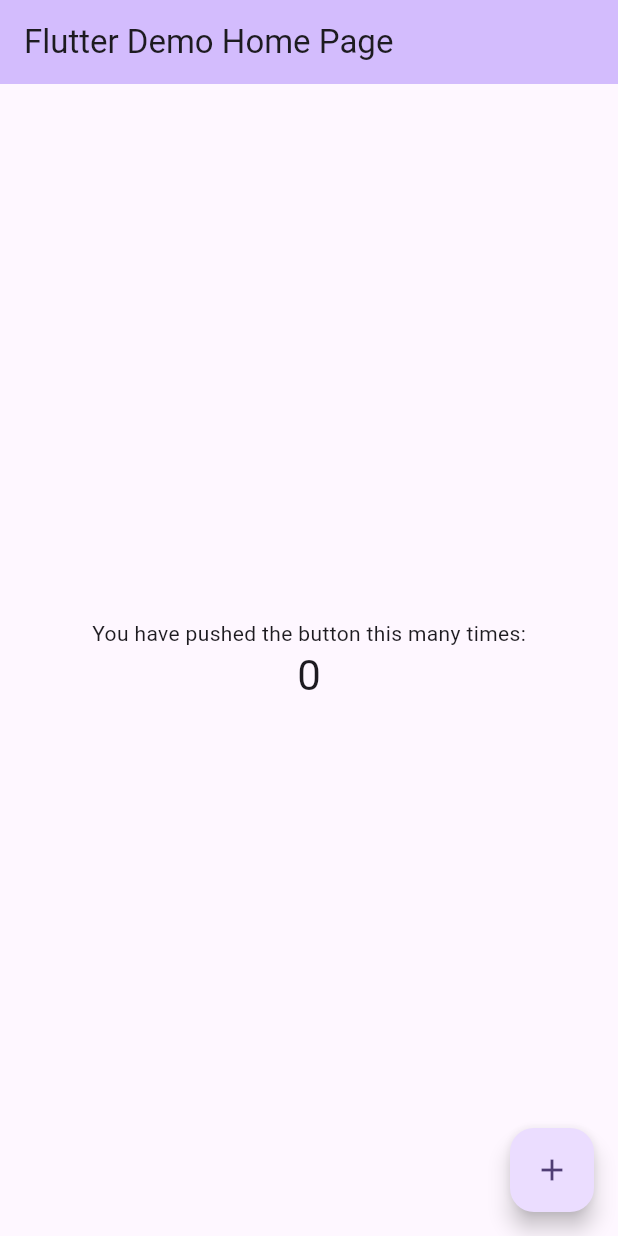
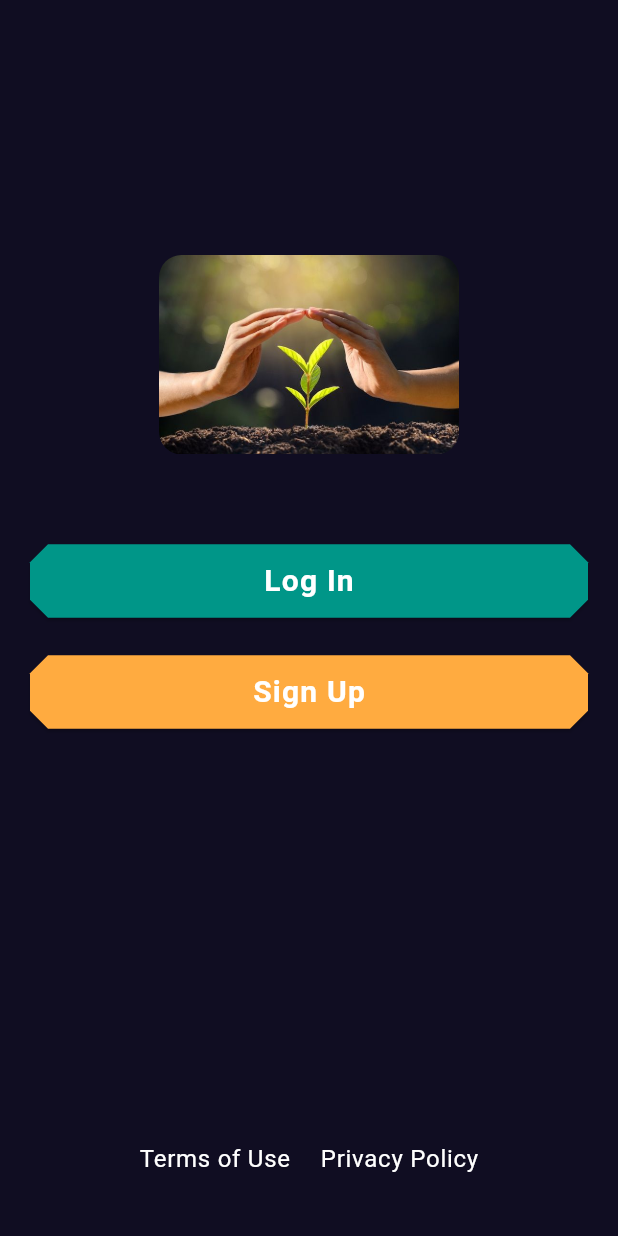
Before and after one commit to Kheti-Sahayak/Kheti-Shayak-2, a Flutter app: the screen it shows after launch, on a phone screen of 412 x 824 dp. Run offline on Flutter 3.47's test engine with Material 3 defaults, Android fonts, the phone set to English and light mode, and no system bars.

Commit message:
login-signUp screen modified and project structure specified

```diff
--- a/lib/main.dart
+++ b/lib/main.dart
@@ -1,4 +1,6 @@
 import 'package:flutter/material.dart';
+import 'package:kheti_shayak_my_version/screens/auth/login_signup_screen.dart';
+import 'package:kheti_shayak_my_version/utils/colors.dart';
 
 void main() {
   runApp(const MyApp());
@@ -7,119 +9,17 @@ void main() {
 class MyApp extends StatelessWidget {
   const MyApp({super.key});
 
-  // This widget is the root of your application.
   @override
   Widget build(BuildContext context) {
     return MaterialApp(
+      debugShowCheckedModeBanner: false,
       title: 'Flutter Demo',
       theme: ThemeData(
-        // This is the theme of your application.
-        //
-        // TRY THIS: Try running your application with "flutter run". You'll see
-        // the application has a blue toolbar. Then, without quitting the app,
-        // try changing the seedColor in the colorScheme below to Colors.green
-        // and then invoke "hot reload" (save your changes or press the "hot
-        // reload" button in a Flutter-supported IDE, or press "r" if you used
-        // the command line to start the app).
-        //
-        // Notice that the counter didn't reset back to zero; the application
-        // state is not lost during the reload. To reset the state, use hot
-        // restart instead.
-        //
-        // This works for code too, not just values: Most code changes can be
-        // tested with just a hot reload.
-        colorScheme: ColorScheme.fromSeed(seedColor: Colors.deepPurple),
+        scaffoldBackgroundColor: bgColor,
+        appBarTheme: const AppBarTheme(color: appBarColor),
         useMaterial3: true,
       ),
-      home: const MyHomePage(title: 'Flutter Demo Home Page'),
+      home: const LoginSignupScreen(),
     );
   }
 }
-
-class MyHomePage extends StatefulWidget {
-  const MyHomePage({super.key, required this.title});
-
-  // This widget is the home page of your application. It is stateful, meaning
-  // that it has a State object (defined below) that contains fields that affect
-  // how it looks.
-
-  // This class is the configuration for the state. It holds the values (in this
-  // case the title) provided by the parent (in this case the App widget) and
-  // used by the build method of the State. Fields in a Widget subclass are
-  // always marked "final".
-
-  final String title;
-
-  @override
-  State<MyHomePage> createState() => _MyHomePageState();
-}
-
-class _MyHomePageState extends State<MyHomePage> {
-  int _counter = 0;
-
-  void _incrementCounter() {
-    setState(() {
-      // This call to setState tells the Flutter framework that something has
-      // changed in this State, which causes it to rerun the build method below
-      // so that the display can reflect the updated values. If we changed
-      // _counter without calling setState(), then the build method would not be
-      // called again, and so nothing would appear to happen.
-      _counter++;
-    });
-  }
-
-  @override
-  Widget build(BuildContext context) {
-    // This method is rerun every time setState is called, for instance as done
-    // by the _incrementCounter method above.
-    //
-    // The Flutter framework has been optimized to make rerunning build methods
-    // fast, so that you can just rebuild anything that needs updating rather
-    // than having to individually change instances of widgets.
-    return Scaffold(
-      appBar: AppBar(
-        // TRY THIS: Try changing the color here to a specific color (to
-        // Colors.amber, perhaps?) and trigger a hot reload to see the AppBar
-        // change color while the other colors stay the same.
-        backgroundColor: Theme.of(context).colorScheme.inversePrimary,
-        // Here we take the value from the MyHomePage object that was created by
-        // the App.build method, and use it to set our appbar title.
-        title: Text(widget.title),
-      ),
-      body: Center(
-        // Center is a layout widget. It takes a single child and positions it
-        // in the middle of the parent.
-        child: Column(
-          // Column is also a layout widget. It takes a list of children and
-          // arranges them vertically. By default, it sizes itself to fit its
-          // children horizontally, and tries to be as tall as its parent.
-          //
-          // Column has various properties to control how it sizes itself and
-          // how it positions its children. Here we use mainAxisAlignment to
-          // center the children vertically; the main axis here is the vertical
-          // axis because Columns are vertical (the cross axis would be
-          // horizontal).
-          //
-          // TRY THIS: Invoke "debug painting" (choose the "Toggle Debug Paint"
-          // action in the IDE, or press "p" in the console), to see the
-          // wireframe for each widget.
-          mainAxisAlignment: MainAxisAlignment.center,
-          children: <Widget>[
-            const Text(
-              'You have pushed the button this many times:',
-            ),
-            Text(
-              '$_counter',
-              style: Theme.of(context).textTheme.headlineMedium,
-            ),
-          ],
-        ),
-      ),
-      floatingActionButton: FloatingActionButton(
-        onPressed: _incrementCounter,
-        tooltip: 'Increment',
-        child: const Icon(Icons.add),
-      ), // This trailing comma makes auto-formatting nicer for build methods.
-    );
-  }
-}
--- /dev/null
+++ b/lib/screens/auth/login_signup_screen.dart
@@ -0,0 +1,88 @@
+import 'package:flutter/material.dart';
+import 'package:kheti_shayak_my_version/screens/auth/signup_screen.dart';
+import 'package:kheti_shayak_my_version/widgets/top_logo.dart';
+
+import '../../widgets/custom_button.dart';
+import 'login_screen.dart';
+
+class LoginSignupScreen extends StatefulWidget {
+  const LoginSignupScreen({super.key});
+
+  @override
+  State<LoginSignupScreen> createState() => _LoginSignupScreenState();
+}
+
+class _LoginSignupScreenState extends State<LoginSignupScreen> {
+  @override
+  Widget build(BuildContext context) {
+    return Scaffold(
+      body: Column(
+        mainAxisAlignment: MainAxisAlignment.center,
+        children: [
+          const SizedBox(height: 140),
+          Column(
+            mainAxisAlignment: MainAxisAlignment.center,
+            children: [
+              const TopLogo(
+                width: 200.0,
+                height: 200.0,
+              ),
+              const SizedBox(height: 60.0),
+              CustomButton(
+                customColor: Colors.teal,
+                text: "Log In",
+                onTap: () {
+                  Navigator.push(
+                    context,
+                    MaterialPageRoute(
+                      builder: (context) => const LoginScreen(),
+                    ),
+                  );
+                },
+              ),
+              const SizedBox(height: 25.0),
+              CustomButton(
+                customColor: Colors.orangeAccent,
+                text: "Sign Up",
+                onTap: () {
+                  Navigator.push(
+                    context,
+                    MaterialPageRoute(
+                      builder: (context) => const SignUpScreen(),
+                    ),
+                  );
+                },
+              ),
+            ],
+          ),
+          const Spacer(),
+          Container(
+            margin: const EdgeInsets.only(bottom: 40),
+            child: const Row(
+              mainAxisAlignment: MainAxisAlignment.center,
+              children: [
+                Text(
+                  "Terms of Use",
+                  style: TextStyle(
+                    color: Colors.white,
+                    fontSize: 16.0,
+                    letterSpacing: 0.5,
+                  ),
+                ),
+                SizedBox(width: 20),
+                Text(
+                  "Privacy Policy",
+                  style: TextStyle(
+                    color: Colors.white,
+                    fontSize: 16.0,
+                    letterSpacing: 0.5,
+                  ),
+                ),
+              ],
+            ),
+          ),
+        ],
+      ),
+    );
+  }
+}
--- /dev/null
+++ b/lib/utils/colors.dart
@@ -0,0 +1,5 @@
+import 'package:flutter/material.dart';
+
+const bgColor = Color.fromRGBO(16, 13, 34, 1);
+const cardColor = Color.fromRGBO(52, 46, 125, 1.0);
+const appBarColor = Color.fromRGBO(37, 18, 63, 1.0);
--- /dev/null
+++ b/lib/widgets/custom_button.dart
@@ -0,0 +1,47 @@
+import 'package:flutter/material.dart';
+
+class CustomButton extends StatelessWidget {
+  final Color customColor;
+  final String text;
+  final void Function()? onTap;
+
+  const CustomButton({
+    super.key,
+    required this.customColor,
+    required this.text,
+    required this.onTap,
+  });
+
+  @override
+  Widget build(BuildContext context) {
+    return GestureDetector(
+      onTap: onTap,
+      child: Container(
+        padding: const EdgeInsets.symmetric(horizontal: 20.0),
+        width: double.infinity,
+        child: ElevatedButton(
+          onPressed: onTap,
+          style: ElevatedButton.styleFrom(
+            shape: BeveledRectangleBorder(
+              borderRadius: BorderRadius.circular(12.0),
+            ),
+            backgroundColor: customColor,
+            padding: const EdgeInsets.symmetric(
+              horizontal: 20.0,
+              vertical: 10.0,
+            ),
+          ),
+          child: Text(
+            text,
+            style: const TextStyle(
+              color: Colors.white,
+              letterSpacing: 0.8,
+              fontSize: 20.0,
+              fontWeight: FontWeight.bold,
+            ),
+          ),
+        ),
+      ),
+    );
+  }
+}
--- /dev/null
+++ b/lib/widgets/top_logo.dart
@@ -0,0 +1,29 @@
+import 'package:flutter/material.dart';
+
+class TopLogo extends StatelessWidget {
+  final double width;
+  final double? height;
+
+  const TopLogo({
+    super.key,
+    required this.width,
+    this.height,
+  });
+
+  @override
+  Widget build(BuildContext context) {
+    return SizedBox(
+      width: width,
+      child: Padding(
+        padding: const EdgeInsets.only(top: 30.0),
+        child: ClipRRect(
+          borderRadius: BorderRadius.circular(15.0),
+          child: Image.asset(
+            'assets/images/plant_care.jpg',
+            fit: BoxFit.cover,
+          ),
+        ),
+      ),
+    );
+  }
+}
--- a/pubspec.yaml
+++ b/pubspec.yaml
@@ -59,9 +59,9 @@ flutter:
   uses-material-design: true
 
   # To add assets to your application, add an assets section, like this:
-  # assets:
-  #   - images/a_dot_burr.jpeg
-  #   - images/a_dot_ham.jpeg
+
+  assets:
+    - assets/images/
 
   # An image asset can refer to one or more resolution-specific "variants", see
   # https://flutter.dev/assets-and-images/#resolution-aware
```
Also changed, not shown: lib/screens/auth/login_screen.dart (added, +157 -0 lines), lib/screens/auth/signup_screen.dart (added, +127 -0 lines), lib/screens/home/home_screen.dart (added, +12 -0 lines), lib/screens/splash_screen/splash_screen.dart (added, +37 -0 lines), lib/widgets/custom_text_field.dart (added, +61 -0 lines), assets/images/facebook.png (added), assets/images/google.png (added), assets/images/plant_care.jpg (added).
